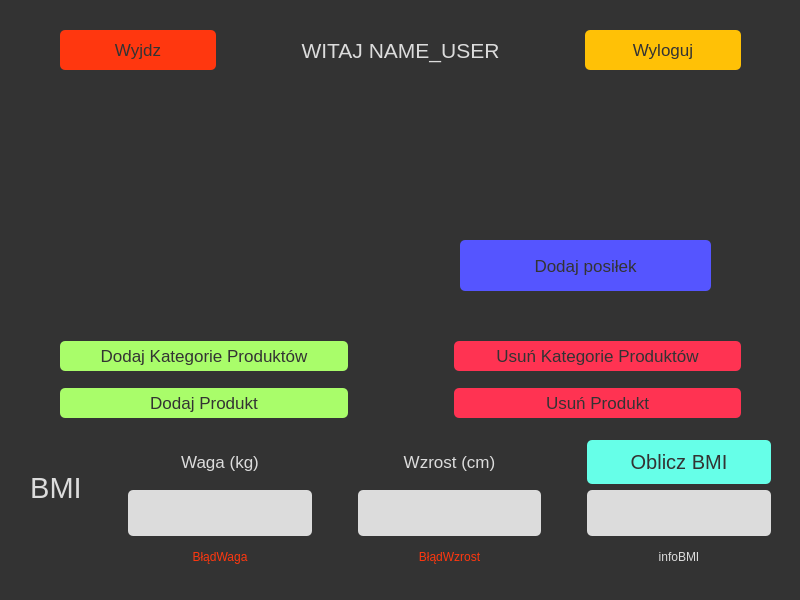
Qt form kalkulator.ui (Czajsoon/TwojeKalorieApp) before a commit.
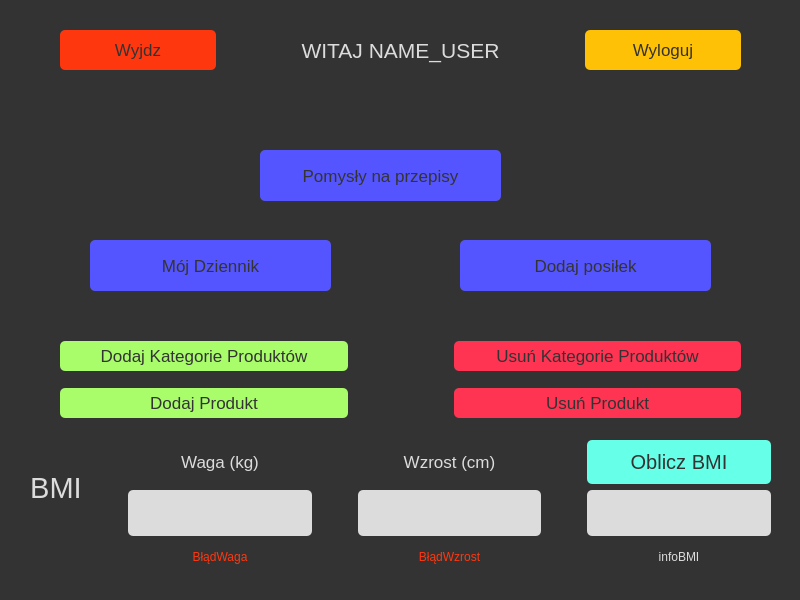
The same form after that commit.

```diff
--- a/kalkulator.ui
+++ b/kalkulator.ui
@@ -163,6 +163,18 @@
 	background-color: rgb(85, 85, 255);
 color: rgb(51, 51, 51);
 font-size:17px;
+}
+
+QPushButton#MojDziennik{
+	background-color: rgb(85, 85, 255);
+color: rgb(51, 51, 51);
+font-size:17px;
+}
+
+QPushButton#Ideas{
+	background-color: rgb(85, 85, 255);
+color: rgb(51, 51, 51);
+font-size:17px;
 }</string>
    </property>
    <widget class="QWidget" name="gridLayoutWidget">
@@ -405,6 +417,32 @@
      <string>Dodaj posiłek</string>
     </property>
    </widget>
+   <widget class="QPushButton" name="MojDziennik">
+    <property name="geometry">
+     <rect>
+      <x>90</x>
+      <y>240</y>
+      <width>241</width>
+      <height>51</height>
+     </rect>
+    </property>
+    <property name="text">
+     <string>Mój Dziennik</string>
+    </property>
+   </widget>
+   <widget class="QPushButton" name="Ideas">
+    <property name="geometry">
+     <rect>
+      <x>260</x>
+      <y>150</y>
+      <width>241</width>
+      <height>51</height>
+     </rect>
+    </property>
+    <property name="text">
+     <string>Pomysły na przepisy</string>
+    </property>
+   </widget>
   </widget>
   <widget class="QMenuBar" name="menubar">
    <property name="geometry">
```
